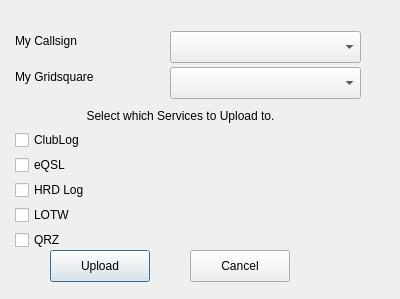
Above: ui/multiqsoupload.ui from foldynl/QLog before the change. Below: the same form after it.
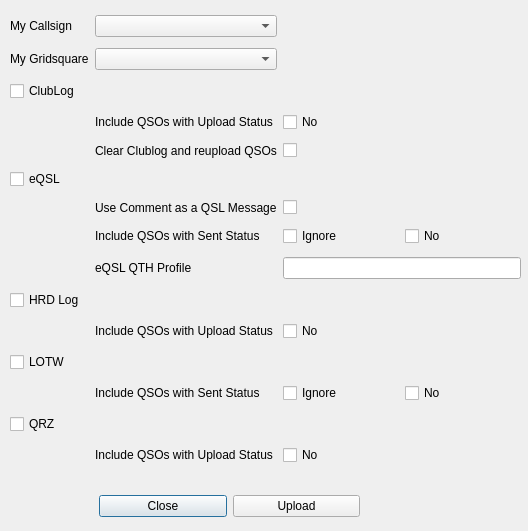
That is the form after the change.

Commit message:
Added Multi QSO Upload Form
This will allow user to select services and send with a few fewer clicks.

```diff
--- a/ui/multiqsoupload.ui
+++ b/ui/multiqsoupload.ui
@@ -6,165 +6,259 @@
    <rect>
     <x>0</x>
     <y>0</y>
-    <width>400</width>
-    <height>299</height>
+    <width>528</width>
+    <height>531</height>
    </rect>
   </property>
   <property name="windowTitle">
    <string>Dialog</string>
   </property>
-  <widget class="QLabel" name="MyCallsignLabel">
-   <property name="geometry">
-    <rect>
-     <x>15</x>
-     <y>33</y>
-     <width>160</width>
-     <height>16</height>
-    </rect>
-   </property>
-   <property name="text">
-    <string>My Callsign</string>
-   </property>
-  </widget>
-  <widget class="QLabel" name="MyGridsquareLabel">
-   <property name="geometry">
-    <rect>
-     <x>15</x>
-     <y>69</y>
-     <width>160</width>
-     <height>16</height>
-    </rect>
-   </property>
-   <property name="text">
-    <string>My Gridsquare</string>
-   </property>
-  </widget>
-  <widget class="QComboBox" name="myCallsignCombo">
-   <property name="geometry">
-    <rect>
-     <x>170</x>
-     <y>31</y>
-     <width>191</width>
-     <height>32</height>
-    </rect>
-   </property>
-  </widget>
-  <widget class="QComboBox" name="myGridCombo">
-   <property name="geometry">
-    <rect>
-     <x>170</x>
-     <y>67</y>
-     <width>191</width>
-     <height>32</height>
-    </rect>
-   </property>
-  </widget>
-  <widget class="QCheckBox" name="ClubLogcheckBox">
-   <property name="geometry">
-    <rect>
-     <x>15</x>
-     <y>130</y>
-     <width>171</width>
-     <height>20</height>
-    </rect>
-   </property>
-   <property name="text">
-    <string>ClubLog</string>
-   </property>
-  </widget>
-  <widget class="QCheckBox" name="eQSLcheckBox">
-   <property name="geometry">
-    <rect>
-     <x>15</x>
-     <y>155</y>
-     <width>171</width>
-     <height>20</height>
-    </rect>
-   </property>
-   <property name="text">
-    <string>eQSL</string>
-   </property>
-  </widget>
-  <widget class="QCheckBox" name="HRDLogcheckBox">
-   <property name="geometry">
-    <rect>
-     <x>15</x>
-     <y>180</y>
-     <width>171</width>
-     <height>20</height>
-    </rect>
-   </property>
-   <property name="text">
-    <string>HRD Log</string>
-   </property>
-  </widget>
-  <widget class="QCheckBox" name="QRZcheckBox">
-   <property name="geometry">
-    <rect>
-     <x>15</x>
-     <y>230</y>
-     <width>171</width>
-     <height>20</height>
-    </rect>
-   </property>
-   <property name="text">
-    <string>QRZ</string>
-   </property>
-  </widget>
-  <widget class="QCheckBox" name="LoTWcheckBox">
-   <property name="geometry">
-    <rect>
-     <x>15</x>
-     <y>205</y>
-     <width>171</width>
-     <height>20</height>
-    </rect>
-   </property>
-   <property name="text">
-    <string>LOTW</string>
-   </property>
-  </widget>
-  <widget class="QPushButton" name="uploadButton">
-   <property name="geometry">
-    <rect>
-     <x>50</x>
-     <y>250</y>
-     <width>100</width>
-     <height>32</height>
-    </rect>
-   </property>
-   <property name="text">
-    <string>Upload</string>
-   </property>
-  </widget>
-  <widget class="QPushButton" name="cancelButton">
-   <property name="geometry">
-    <rect>
-     <x>190</x>
-     <y>250</y>
-     <width>100</width>
-     <height>32</height>
-    </rect>
-   </property>
-   <property name="text">
-    <string>Cancel</string>
-   </property>
-  </widget>
-  <widget class="QLabel" name="label">
+  <widget class="QWidget" name="gridLayoutWidget">
    <property name="geometry">
     <rect>
      <x>10</x>
-     <y>100</y>
-     <width>341</width>
-     <height>31</height>
+     <y>10</y>
+     <width>511</width>
+     <height>468</height>
     </rect>
    </property>
-   <property name="text">
-    <string>Select which Services to Upload to.</string>
+   <layout class="QGridLayout" name="gridLayout">
+    <item row="10" column="1">
+     <widget class="QLabel" name="addlUploadStatusLabel_2">
+      <property name="text">
+       <string>Include QSOs with Upload Status</string>
+      </property>
+     </widget>
+    </item>
+    <item row="4" column="1">
+     <widget class="QLabel" name="clearReuploadLabel">
+      <property name="text">
+       <string>Clear Clublog and reupload QSOs</string>
+      </property>
+     </widget>
+    </item>
+    <item row="2" column="0">
+     <widget class="QCheckBox" name="ClubLogcheckBox">
+      <property name="text">
+       <string>ClubLog</string>
+      </property>
+     </widget>
+    </item>
+    <item row="12" column="1">
+     <widget class="QLabel" name="addlSentStatusLabel">
+      <property name="text">
+       <string>Include QSOs with Sent Status</string>
+      </property>
+     </widget>
+    </item>
+    <item row="8" column="2">
+     <widget class="QLineEdit" name="qthProfileUploadEdit"/>
+    </item>
+    <item row="1" column="0">
+     <widget class="QLabel" name="MyGridsquareLabel">
+      <property name="text">
+       <string>My Gridsquare</string>
+      </property>
+     </widget>
+    </item>
+    <item row="3" column="1">
+     <widget class="QLabel" name="addlUploadStatusLabel">
+      <property name="text">
+       <string>Include QSOs with Upload Status</string>
+      </property>
+     </widget>
+    </item>
+    <item row="14" column="2">
+     <widget class="QCheckBox" name="addlUploadStatusN_QRZ">
+      <property name="toolTip">
+       <string>Under normal circumstances this status means &lt;b&gt;&quot;do not upload&quot;&lt;/b&gt;.&lt;br/&gt;However, it may sometimes be wanted to ignore this setting when uploading a QSL.</string>
+      </property>
+      <property name="text">
+       <string>No</string>
+      </property>
+     </widget>
+    </item>
+    <item row="7" column="1">
+     <widget class="QLabel" name="addlSentStatusLabel_2">
+      <property name="text">
+       <string>&lt;html&gt;&lt;head/&gt;&lt;body&gt;&lt;p&gt;Include QSOs with Sent Status&lt;/p&gt;&lt;/body&gt;&lt;/html&gt;</string>
+      </property>
+     </widget>
+    </item>
+    <item row="9" column="0">
+     <widget class="QCheckBox" name="HRDLogcheckBox">
+      <property name="text">
+       <string>HRD Log</string>
+      </property>
+     </widget>
+    </item>
+    <item row="13" column="0">
+     <widget class="QCheckBox" name="QRZcheckBox">
+      <property name="text">
+       <string>QRZ</string>
+      </property>
+     </widget>
+    </item>
+    <item row="0" column="0">
+     <widget class="QLabel" name="MyCallsignLabel">
+      <property name="text">
+       <string>My Callsign</string>
+      </property>
+     </widget>
+    </item>
+    <item row="12" column="2">
+     <layout class="QHBoxLayout" name="horizontalLayout_2">
+      <item>
+       <widget class="QCheckBox" name="addlSentStatusI_Lotw">
+        <property name="toolTip">
+         <string>Under normal circumstances this status means &lt;b&gt;&quot;Ignore/Invalid&quot;&lt;/b&gt;.&lt;br/&gt;However, it may sometimes be wanted to ignore this setting when sending a QSL.</string>
+        </property>
+        <property name="text">
+         <string>Ignore</string>
+        </property>
+       </widget>
+      </item>
+      <item>
+       <widget class="QCheckBox" name="addlSentStatusN_Lotw">
+        <property name="toolTip">
+         <string>Under normal circumstances this status means &lt;b&gt;&quot;do not send&quot;&lt;/b&gt;.&lt;br/&gt;However, it may sometimes be wanted to ignore this setting when sending a QSL.</string>
+        </property>
+        <property name="text">
+         <string>No</string>
+        </property>
+       </widget>
+      </item>
+     </layout>
+    </item>
+    <item row="5" column="0">
+     <widget class="QCheckBox" name="eQSLcheckBox">
+      <property name="text">
+       <string>eQSL</string>
+      </property>
+     </widget>
+    </item>
+    <item row="4" column="2">
+     <widget class="QCheckBox" name="clearReuploadCheckbox_ClubLog">
+      <property name="toolTip">
+       <string>This option deletes all QSOs in the Clublog&lt;br&gt;and based on filter, it uploads all QSOs regardless of their status.</string>
+      </property>
+      <property name="text">
+       <string/>
+      </property>
+     </widget>
+    </item>
+    <item row="11" column="0">
+     <widget class="QCheckBox" name="LoTWcheckBox">
+      <property name="text">
+       <string>LOTW</string>
+      </property>
+     </widget>
+    </item>
+    <item row="3" column="2">
+     <widget class="QCheckBox" name="addlUploadStatusN_ClubLog">
+      <property name="toolTip">
+       <string>Under normal circumstances this status means &lt;b&gt;&quot;do not upload&quot;&lt;/b&gt;.&lt;br/&gt;However, it may sometimes be wanted to ignore this setting when uploading a QSL.</string>
+      </property>
+      <property name="text">
+       <string>No</string>
+      </property>
+     </widget>
+    </item>
+    <item row="7" column="2">
+     <layout class="QHBoxLayout" name="horizontalLayout">
+      <item>
+       <widget class="QCheckBox" name="addlSentStatusI_eQSL">
+        <property name="toolTip">
+         <string>Under normal circumstances this status means &lt;b&gt;&quot;Ignore/Invalid&quot;&lt;/b&gt;.&lt;br/&gt;However, it may sometimes be wanted to ignore this setting when sending a QSL.</string>
+        </property>
+        <property name="text">
+         <string>Ignore</string>
+        </property>
+       </widget>
+      </item>
+      <item>
+       <widget class="QCheckBox" name="addlSentStatusN_eQSL">
+        <property name="toolTip">
+         <string>Under normal circumstances this status means &lt;b&gt;&quot;do not send&quot;&lt;/b&gt;.&lt;br/&gt;However, it may sometimes be wanted to ignore this setting when sending a QSL.</string>
+        </property>
+        <property name="text">
+         <string>No</string>
+        </property>
+       </widget>
+      </item>
+     </layout>
+    </item>
+    <item row="8" column="1">
+     <widget class="QLabel" name="qthProfileUploadLabel">
+      <property name="text">
+       <string>eQSL QTH Profile</string>
+      </property>
+     </widget>
+    </item>
+    <item row="1" column="1">
+     <widget class="QComboBox" name="myGridCombo"/>
+    </item>
+    <item row="14" column="1">
+     <widget class="QLabel" name="addlUploadStatusLabel_3">
+      <property name="text">
+       <string>Include QSOs with Upload Status</string>
+      </property>
+     </widget>
+    </item>
+    <item row="0" column="1">
+     <widget class="QComboBox" name="myCallsignCombo"/>
+    </item>
+    <item row="6" column="1">
+     <widget class="QLabel" name="uploadcommentLabel">
+      <property name="text">
+       <string>Use Comment as a QSL Message</string>
+      </property>
+     </widget>
+    </item>
+    <item row="6" column="2">
+     <widget class="QCheckBox" name="uploadcommentCheck">
+      <property name="text">
+       <string/>
+      </property>
+     </widget>
+    </item>
+    <item row="10" column="2">
+     <widget class="QCheckBox" name="addlUploadStatusN_HRD">
+      <property name="toolTip">
+       <string>Under normal circumstances this status means &lt;b&gt;&quot;do not upload&quot;&lt;/b&gt;.&lt;br/&gt;However, it may sometimes be wanted to ignore this setting when uploading a QSL.</string>
+      </property>
+      <property name="text">
+       <string>No</string>
+      </property>
+     </widget>
+    </item>
+   </layout>
+  </widget>
+  <widget class="QWidget" name="horizontalLayoutWidget_3">
+   <property name="geometry">
+    <rect>
+     <x>99</x>
+     <y>490</y>
+     <width>261</width>
+     <height>32</height>
+    </rect>
    </property>
-   <property name="alignment">
-    <set>Qt::AlignmentFlag::AlignCenter</set>
-   </property>
+   <layout class="QHBoxLayout" name="horizontalLayout_3">
+    <item>
+     <widget class="QPushButton" name="cancelButton">
+      <property name="text">
+       <string>Close</string>
+      </property>
+     </widget>
+    </item>
+    <item>
+     <widget class="QPushButton" name="uploadButton">
+      <property name="text">
+       <string>Upload</string>
+      </property>
+     </widget>
+    </item>
+   </layout>
   </widget>
  </widget>
  <resources/>
```
Left out of the diff: 40 changed lines with no effect on the pictures. The commit also changes 5 other files.
